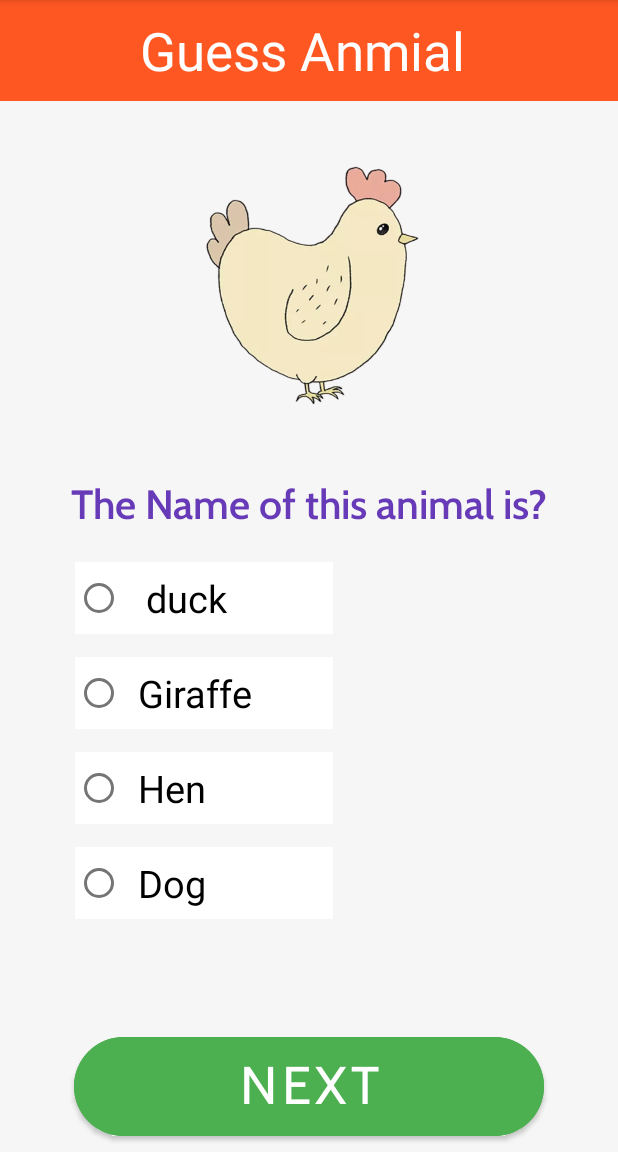
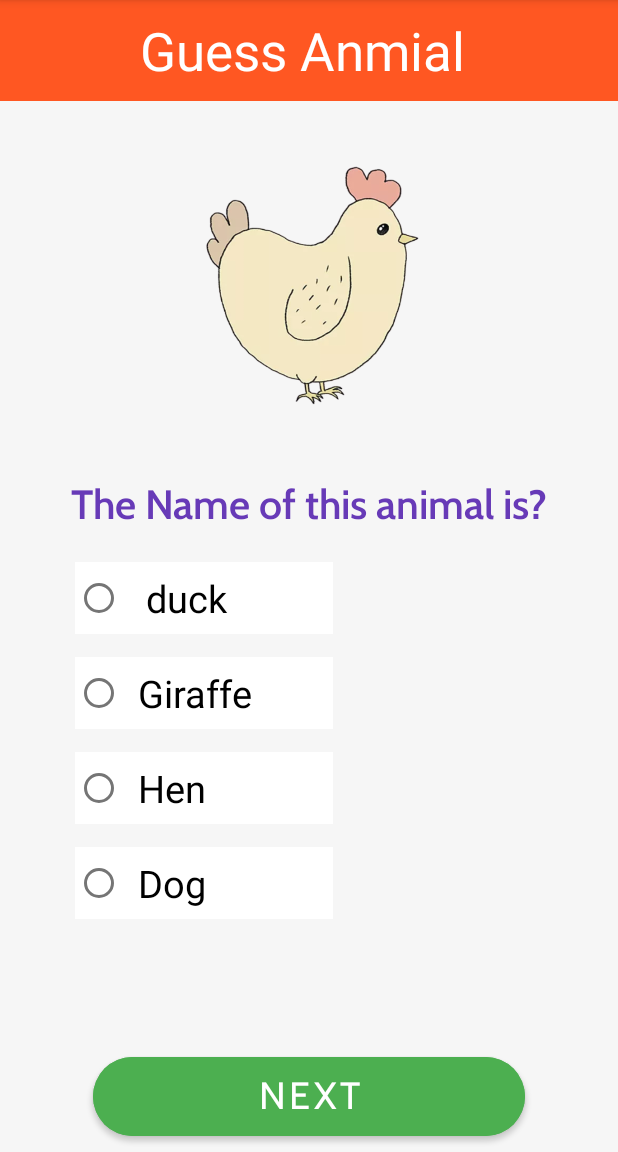
Before and after one commit to mzaman21/GuessAnimal, an Android app: the screen it shows after launch (MainActivity), on a phone screen of 412 x 824 dp, the part 84-1236 px from its top. Run offline under Robolectric (Android 15) with nearby library versions, the phone set to English and light mode, and no system bars; Roboto replaces fonts that are not available here.

Commit message:
button changed

```diff
--- a/app/src/main/res/layout/activity_main.xml
+++ b/app/src/main/res/layout/activity_main.xml
@@ -118,7 +118,7 @@
         android:paddingRight="110dp"
         android:paddingBottom="10dp"
         android:text="Next"
-        android:textSize="35dp"
+        android:textSize="25dp"
         app:cornerRadius="40dp"
         app:layout_constraintBottom_toBottomOf="parent"
         app:layout_constraintEnd_toEndOf="parent"
```
